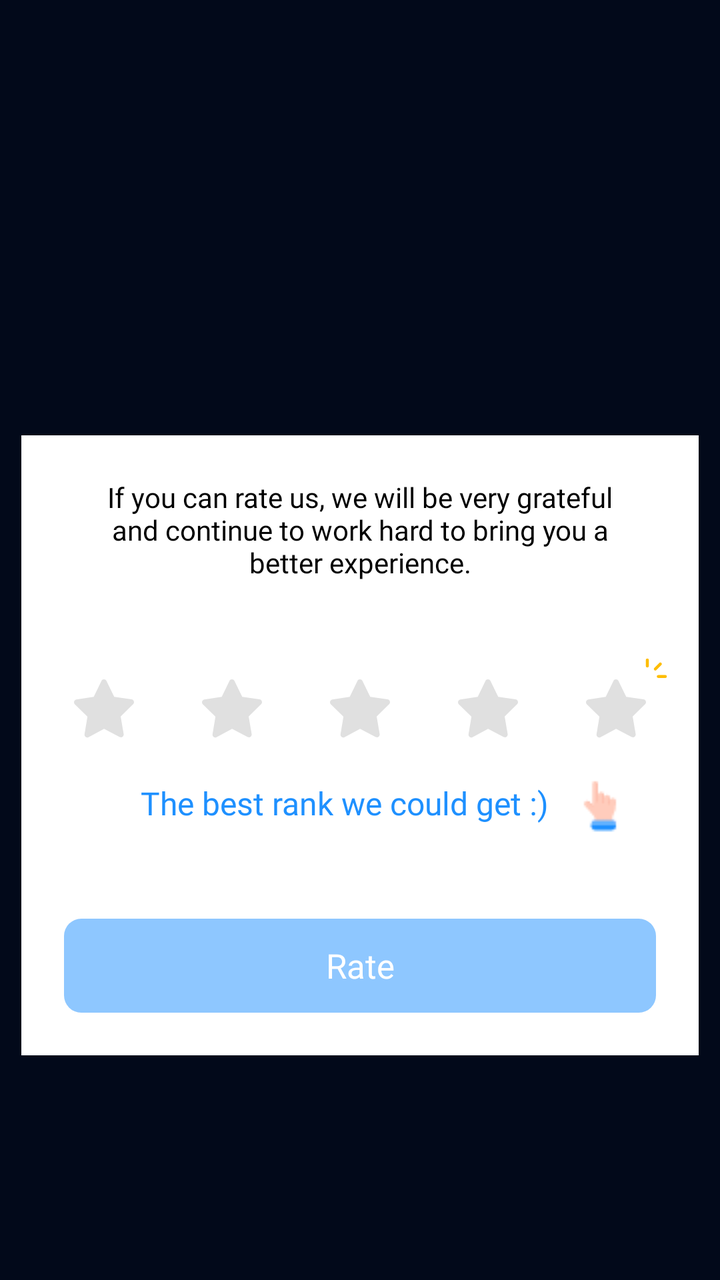
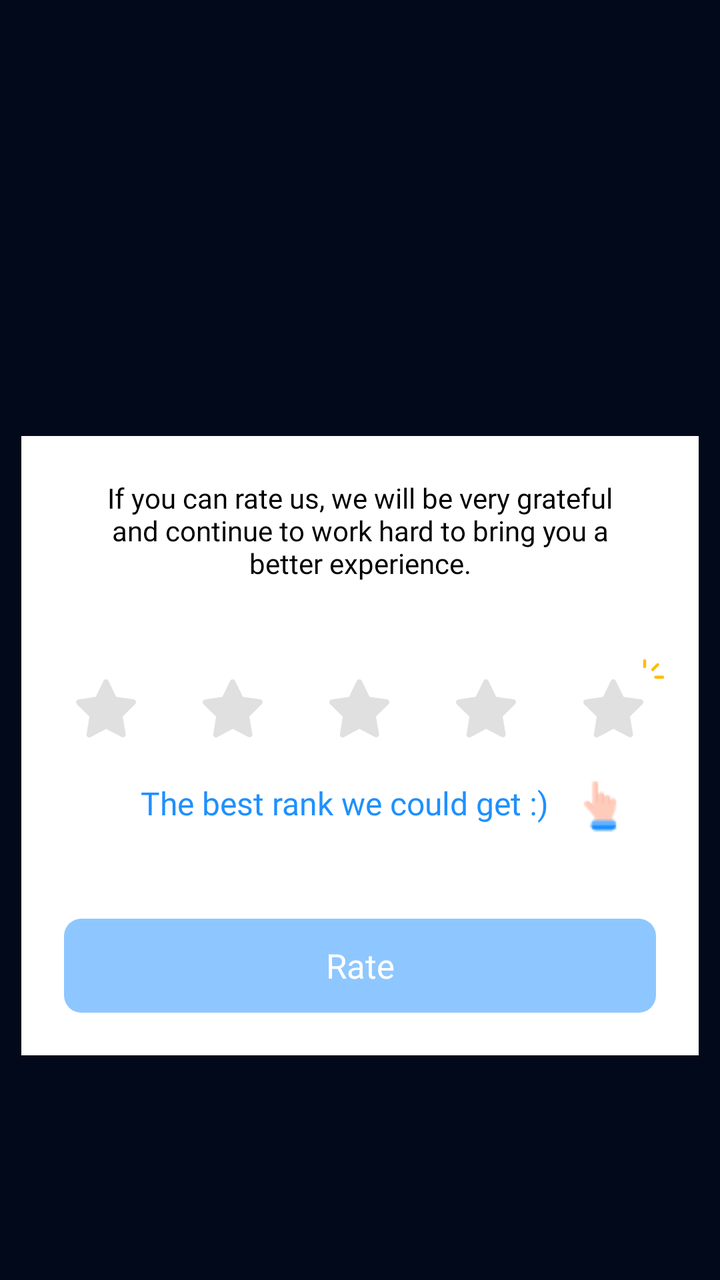

Compare the two renders of this Android layout. The source of the first and the diff that turns it into the second are given below.
<!-- AndroidManifest.xml: application theme Theme.SuperVPN.Splash -->
<!-- res/layout/dialog_rate.xml -->
<?xml version="1.0" encoding="utf-8"?>
<androidx.appcompat.widget.LinearLayoutCompat xmlns:android="http://schemas.android.com/apk/res/android"
    xmlns:app="http://schemas.android.com/apk/res-auto"
    android:layout_width="match_parent"
    android:layout_height="wrap_content"
    android:background="#00FFFFFF"
    android:gravity="center"
    android:orientation="vertical">

    <androidx.appcompat.widget.AppCompatImageView
        android:id="@+id/ivEmotion"
        android:layout_width="@dimen/size131"
        android:layout_height="@dimen/size99"
        android:layout_marginBottom="@dimen/size10"
        android:visibility="invisible"
        app:layout_constraintBottom_toTopOf="@id/rate_content"
        app:layout_constraintEnd_toEndOf="@id/rate_content"
        app:layout_constraintStart_toStartOf="@id/rate_content" />

    <androidx.constraintlayout.widget.ConstraintLayout
        android:id="@+id/rate_content"
        android:layout_width="wrap_content"
        android:layout_height="wrap_content"
        android:background="#FFFFFF"
        android:layout_marginBottom="@dimen/size10"
        android:layout_marginHorizontal="@dimen/size10"
        app:layout_constraintBottom_toBottomOf="parent"
        app:layout_constraintEnd_toEndOf="parent"
        app:layout_constraintStart_toStartOf="parent"
        app:layout_constraintTop_toTopOf="parent">

        <androidx.appcompat.widget.AppCompatTextView
            android:id="@+id/tvTitle"
            android:layout_width="match_parent"
            android:layout_height="wrap_content"
            android:layout_marginTop="@dimen/size20"
            android:fontFamily="@font/roboto_regular"
            android:gravity="center"
            android:paddingHorizontal="@dimen/size30"
            android:text="@string/text_rate_0"
            android:textColor="#000000"
            android:textFontWeight="400"
            android:textSize="@dimen/text_normal"
            app:layout_constraintEnd_toEndOf="parent"
            app:layout_constraintStart_toStartOf="parent"
            app:layout_constraintTop_toTopOf="parent" />

        <androidx.appcompat.widget.LinearLayoutCompat
            android:id="@+id/tabLayout"
            android:layout_width="wrap_content"
            android:layout_height="wrap_content"
            android:layout_marginTop="@dimen/size30"
            android:gravity="center"
            android:orientation="horizontal"
            app:layout_constraintEnd_toEndOf="parent"
            app:layout_constraintStart_toStartOf="parent"
            app:layout_constraintTop_toBottomOf="@+id/tvTitle"
            app:tabIndicatorHeight="0dp">

            <LinearLayout
                android:id="@+id/star1"
                android:layout_width="@dimen/size60"
                android:layout_height="@dimen/size60"
                android:background="@drawable/bg_star_rate"
                android:gravity="center">

                <androidx.appcompat.widget.AppCompatImageView
                    android:layout_width="wrap_content"
                    android:layout_height="wrap_content"
                    android:src="@drawable/star_rate" />
            </LinearLayout>

            <LinearLayout
                android:id="@+id/star2"
                android:layout_width="@dimen/size60"
                android:layout_height="@dimen/size60"
                android:background="@drawable/bg_star_rate"
                android:gravity="center">

                <androidx.appcompat.widget.AppCompatImageView
                    android:layout_width="wrap_content"
                    android:layout_height="wrap_content"
                    android:src="@drawable/star_rate" />
            </LinearLayout>

            <LinearLayout
                android:id="@+id/star3"
                android:layout_width="@dimen/size60"
                android:layout_height="@dimen/size60"
                android:background="@drawable/bg_star_rate"
                android:gravity="center">

                <androidx.appcompat.widget.AppCompatImageView
                    android:layout_width="wrap_content"
                    android:layout_height="wrap_content"
                    android:src="@drawable/star_rate" />
            </LinearLayout>

            <LinearLayout
                android:id="@+id/star4"
                android:layout_width="@dimen/size60"
                android:layout_height="@dimen/size60"
                android:background="@drawable/bg_star_rate"
                android:gravity="center">

                <androidx.appcompat.widget.AppCompatImageView
                    android:layout_width="wrap_content"
                    android:layout_height="wrap_content"
                    android:src="@drawable/star_rate" />
            </LinearLayout>

            <LinearLayout
                android:id="@+id/star_5"
                android:layout_width="@dimen/size60"
                android:layout_height="@dimen/size60"
                android:background="@drawable/bg_star_rate"
                android:gravity="center">

                <androidx.appcompat.widget.AppCompatImageView
                    android:layout_width="wrap_content"
                    android:layout_height="wrap_content"
                    android:src="@drawable/star_rate" />
            </LinearLayout>

        </androidx.appcompat.widget.LinearLayoutCompat>

        <androidx.appcompat.widget.AppCompatImageView
            android:layout_width="wrap_content"
            android:layout_height="wrap_content"
            android:layout_marginTop="@dimen/size6"
            android:layout_marginRight="@dimen/size6"
            android:src="@drawable/start_bright"
            app:layout_constraintEnd_toEndOf="@+id/tabLayout"
            app:layout_constraintTop_toTopOf="@+id/tabLayout" />

        <androidx.appcompat.widget.LinearLayoutCompat
            android:id="@+id/linearLayoutCompat2"
            android:layout_width="wrap_content"
            android:layout_height="wrap_content"
            android:gravity="center"
            android:orientation="horizontal"
            app:layout_constraintEnd_toEndOf="parent"
            app:layout_constraintStart_toStartOf="parent"
            app:layout_constraintTop_toBottomOf="@+id/tabLayout"
            app:tabIndicatorHeight="0dp">

            <androidx.appcompat.widget.AppCompatTextView
                android:layout_width="@dimen/size215"
                android:layout_height="wrap_content"
                android:fontFamily="@font/roboto_regular"
                android:gravity="right"
                android:text="@string/text_rate_hint"
                android:textColor="#1E90FF"
                android:textFontWeight="400"
                android:textSize="@dimen/text_medium" />

            <androidx.appcompat.widget.AppCompatImageView
                android:layout_width="wrap_content"
                android:layout_height="wrap_content"
                android:layout_marginLeft="@dimen/size10"
                android:src="@drawable/hand" />
        </androidx.appcompat.widget.LinearLayoutCompat>

        <androidx.appcompat.widget.AppCompatTextView
            android:id="@+id/tvSubmit"
            android:layout_width="0dp"
            android:layout_height="@dimen/size44"
            android:layout_marginHorizontal="@dimen/size20"
            android:layout_marginTop="@dimen/size40"
            android:layout_marginBottom="@dimen/size20"
            android:background="@drawable/bg_button_rate"
            android:enabled="false"
            android:fontFamily="@font/roboto_regular"
            android:gravity="center"
            android:text="@string/text_rate"
            android:textColor="#FFFFFF"
            android:textFontWeight="500"
            android:textSize="@dimen/size16"
            app:layout_constraintEnd_toEndOf="parent"
            app:layout_constraintStart_toStartOf="parent"
            app:layout_constraintTop_toBottomOf="@id/linearLayoutCompat2"
            app:layout_constraintBottom_toBottomOf="parent"/>
    </androidx.constraintlayout.widget.ConstraintLayout>

    
    
    
    
    
    
    
    
    
    
    
    
    

    
    
    
    

    
    
    
    
    
    
    
    

    
    
    
    
    
    
    
    
    
    
    
    
    

    
    
    
    

    
    
    
    
    
    
    
    
</androidx.appcompat.widget.LinearLayoutCompat>
<!-- resources referenced by this layout -->
<resources>
  <dimen name="size10">10.6667dp</dimen>
  <dimen name="size131">139.7333dp</dimen>
  <dimen name="size16">17.0667dp</dimen>
  <dimen name="size20">21.3333dp</dimen>
  <dimen name="size215">229.3333dp</dimen>
  <dimen name="size30">32dp</dimen>
  <dimen name="size40">42.6667dp</dimen>
  <dimen name="size44">46.9333dp</dimen>
  <dimen name="size6">6.4dp</dimen>
  <dimen name="size60">64dp</dimen>
  <dimen name="size99">105.6dp</dimen>
  <dimen name="text_medium">16sp</dimen>
  <dimen name="text_normal">14sp</dimen>
  <!-- drawable bg_star_rate (drawable) -->
  <?xml version="1.0" encoding="utf-8"?>
  <selector xmlns:android="http://schemas.android.com/apk/res/android">
      <item android:state_selected="true">
          <shape android:shape="oval">
              <solid android:color="#FFF2EE" />
          </shape>
      </item>
      <item android:state_selected="false">
          <shape android:shape="oval">
              <solid android:color="#00000000" />
          </shape>
      </item>
      <item>
          <shape/>
      </item>
  </selector>
  <!-- drawable star_rate (drawable) -->
  <?xml version="1.0" encoding="utf-8"?>
  <selector xmlns:android="http://schemas.android.com/apk/res/android">
      <item android:state_selected="true" android:drawable="@drawable/star_selected"/>
      <item android:state_selected="false" android:drawable="@drawable/star_unselect"/>
      <item android:drawable="@drawable/star_unselect"/>
  
  </selector>
  <!-- drawable start_bright (drawable) -->
  <vector xmlns:android="http://schemas.android.com/apk/res/android"
      android:width="11dp"
      android:height="10dp"
      android:viewportWidth="11"
      android:viewportHeight="10">
    <path
        android:pathData="M1,4V1M5,5.5L7.5,3M6.5,9.25H10"
        android:strokeWidth="1.5"
        android:fillColor="#00000000"
        android:strokeColor="#FEBD01"
        android:strokeLineCap="round"/>
  </vector>
  <string name="text_rate">Rate</string>
  <string name="text_rate_0">If you can rate us, we will be very grateful and continue to work hard to bring you a better experience.</string>
  <string name="text_rate_hint">The best rank we could get :)</string>
  <style name="Theme.SuperVPN.Splash" parent="Theme.SplashScreen">
          <item name="windowSplashScreenBackground">@color/backgroundColor</item>
          <item name="windowSplashScreenAnimatedIcon">@mipmap/ic_launcher_round</item>
          <item name="windowSplashScreenAnimationDuration">200</item>
  
          <item name="windowActionBar">false</item>
          <item name="windowNoTitle">true</item>
  
          <item name="android:windowActionBar">false</item>
          <item name="android:windowNoTitle">true</item>
  
          <item name="android:windowBackground">@color/backgroundColor</item>
          <item name="android:statusBarColor">@color/backgroundColor</item>
      </style>
  <dimen name="size8">8.5333dp</dimen>
  <!-- drawable star_unselect (drawable) -->
  <vector xmlns:android="http://schemas.android.com/apk/res/android"
      android:width="30dp"
      android:height="30dp"
      android:viewportWidth="30"
      android:viewportHeight="30">
    <path
        android:pathData="M20.121,8.732L28.798,9.978C29.944,10.143 30.406,11.568 29.58,12.389L23.326,18.608L24.837,27.354C25.037,28.509 23.842,29.394 22.816,28.852L15.046,24.748L7.303,28.907C6.28,29.456 5.08,28.579 5.272,27.422L6.723,18.667L0.427,12.491C-0.405,11.676 0.048,10.248 1.193,10.075L9.86,8.768L13.711,0.793C14.22,-0.26 15.7,-0.265 16.216,0.784L20.121,8.732Z"
        android:fillColor="#E0E0E0"
        android:fillType="evenOdd"/>
  </vector>
  <color name="backgroundColor">#02091A</color>
  <!-- unchanged entries left out for length: 3 -->
</resources>

<!-- the commit's change to res/layout/dialog_rate.xml (unified diff, before → after) -->
@@ -19,11 +19,11 @@
 
     <androidx.constraintlayout.widget.ConstraintLayout
         android:id="@+id/rate_content"
-        android:layout_width="wrap_content"
+        android:layout_width="match_parent"
         android:layout_height="wrap_content"
+        android:layout_marginHorizontal="@dimen/size10"
+        android:layout_marginBottom="@dimen/size10"
         android:background="#FFFFFF"
-        android:layout_marginBottom="@dimen/size10"
-        android:layout_marginHorizontal="@dimen/size10"
         app:layout_constraintBottom_toBottomOf="parent"
         app:layout_constraintEnd_toEndOf="parent"
         app:layout_constraintStart_toStartOf="parent"
@@ -47,9 +47,10 @@
 
         <androidx.appcompat.widget.LinearLayoutCompat
             android:id="@+id/tabLayout"
-            android:layout_width="wrap_content"
+            android:layout_width="0dp"
             android:layout_height="wrap_content"
             android:layout_marginTop="@dimen/size30"
+            android:layout_marginHorizontal="@dimen/size10"
             android:gravity="center"
             android:orientation="horizontal"
             app:layout_constraintEnd_toEndOf="parent"
@@ -57,70 +58,122 @@
             app:layout_constraintTop_toBottomOf="@+id/tvTitle"
             app:tabIndicatorHeight="0dp">
 
-            <LinearLayout
+            <androidx.constraintlayout.widget.ConstraintLayout
                 android:id="@+id/star1"
-                android:layout_width="@dimen/size60"
-                android:layout_height="@dimen/size60"
-                android:background="@drawable/bg_star_rate"
-                android:gravity="center">
-
-                <androidx.appcompat.widget.AppCompatImageView
-                    android:layout_width="wrap_content"
-                    android:layout_height="wrap_content"
-                    android:src="@drawable/star_rate" />
-            </LinearLayout>
-
-            <LinearLayout
+                android:layout_width="0dp"
+                android:layout_height="wrap_content"
+                android:layout_weight="1"
+                android:gravity="center">
+
+                <LinearLayout
+                    android:layout_width="match_parent"
+                    android:layout_height="0dp"
+                    android:gravity="center"
+                    app:layout_constraintDimensionRatio="1:1"
+                    app:layout_constraintEnd_toEndOf="parent"
+                    app:layout_constraintStart_toStartOf="parent"
+                    app:layout_constraintTop_toTopOf="parent">
+
+                    <androidx.appcompat.widget.AppCompatImageView
+                        android:layout_width="wrap_content"
+                        android:layout_height="wrap_content"
+                        android:src="@drawable/star_rate" />
+                </LinearLayout>
+
+
+            </androidx.constraintlayout.widget.ConstraintLayout>
+
+            <androidx.constraintlayout.widget.ConstraintLayout
                 android:id="@+id/star2"
-                android:layout_width="@dimen/size60"
-                android:layout_height="@dimen/size60"
-                android:background="@drawable/bg_star_rate"
-                android:gravity="center">
-
-                <androidx.appcompat.widget.AppCompatImageView
-                    android:layout_width="wrap_content"
-                    android:layout_height="wrap_content"
-                    android:src="@drawable/star_rate" />
-            </LinearLayout>
-
-            <LinearLayout
+                android:layout_width="0dp"
+                android:layout_height="wrap_content"
+                android:layout_weight="1"
+                android:gravity="center">
+
+                <LinearLayout
+                    android:layout_width="match_parent"
+                    android:layout_height="0dp"
+                    android:gravity="center"
+                    app:layout_constraintDimensionRatio="H,1:1"
+                    app:layout_constraintEnd_toEndOf="parent"
+                    app:layout_constraintStart_toStartOf="parent"
+                    app:layout_constraintTop_toTopOf="parent">
+
+                    <androidx.appcompat.widget.AppCompatImageView
+                        android:layout_width="wrap_content"
+                        android:layout_height="wrap_content"
+                        android:src="@drawable/star_rate" />
+                </LinearLayout>
+            </androidx.constraintlayout.widget.ConstraintLayout>
+
+            <androidx.constraintlayout.widget.ConstraintLayout
                 android:id="@+id/star3"
-                android:layout_width="@dimen/size60"
-                android:layout_height="@dimen/size60"
-                android:background="@drawable/bg_star_rate"
-                android:gravity="center">
-
-                <androidx.appcompat.widget.AppCompatImageView
-                    android:layout_width="wrap_content"
-                    android:layout_height="wrap_content"
-                    android:src="@drawable/star_rate" />
-            </LinearLayout>
-
-            <LinearLayout
+                android:layout_width="0dp"
+                android:layout_height="wrap_content"
+                android:layout_weight="1"
+                android:gravity="center">
+
+                <LinearLayout
+                    android:layout_width="match_parent"
+                    android:layout_height="0dp"
+                    android:gravity="center"
+                    app:layout_constraintDimensionRatio="H,1:1"
+                    app:layout_constraintEnd_toEndOf="parent"
+                    app:layout_constraintStart_toStartOf="parent"
+                    app:layout_constraintTop_toTopOf="parent">
+
+                    <androidx.appcompat.widget.AppCompatImageView
+                        android:layout_width="wrap_content"
+                        android:layout_height="wrap_content"
+                        android:src="@drawable/star_rate" />
+                </LinearLayout>
+            </androidx.constraintlayout.widget.ConstraintLayout>
+
+            <androidx.constraintlayout.widget.ConstraintLayout
                 android:id="@+id/star4"
-                android:layout_width="@dimen/size60"
-                android:layout_height="@dimen/size60"
-                android:background="@drawable/bg_star_rate"
-                android:gravity="center">
-
-                <androidx.appcompat.widget.AppCompatImageView
-                    android:layout_width="wrap_content"
-                    android:layout_height="wrap_content"
-                    android:src="@drawable/star_rate" />
-            </LinearLayout>
-
-            <LinearLayout
+                android:layout_width="0dp"
+                android:layout_height="wrap_content"
+                android:layout_weight="1"
+                android:gravity="center">
+
+                <LinearLayout
+                    android:layout_width="match_parent"
+                    android:layout_height="0dp"
+                    android:gravity="center"
+                    app:layout_constraintDimensionRatio="H,1:1"
+                    app:layout_constraintEnd_toEndOf="parent"
+                    app:layout_constraintStart_toStartOf="parent"
+                    app:layout_constraintTop_toTopOf="parent">
+
+                    <androidx.appcompat.widget.AppCompatImageView
+                        android:layout_width="wrap_content"
+                        android:layout_height="wrap_content"
+                        android:src="@drawable/star_rate" />
+                </LinearLayout>
+            </androidx.constraintlayout.widget.ConstraintLayout>
+
+            <androidx.constraintlayout.widget.ConstraintLayout
                 android:id="@+id/star_5"
-                android:layout_width="@dimen/size60"
-                android:layout_height="@dimen/size60"
-                android:background="@drawable/bg_star_rate"
-                android:gravity="center">
-
-                <androidx.appcompat.widget.AppCompatImageView
-                    android:layout_width="wrap_content"
-                    android:layout_height="wrap_content"
-                    android:src="@drawable/star_rate" />
-            </LinearLayout>
+                android:layout_width="0dp"
+                android:layout_height="wrap_content"
+                android:layout_weight="1"
+                android:gravity="center">
+
+                <LinearLayout
+                    android:layout_width="match_parent"
+                    android:layout_height="0dp"
+                    android:gravity="center"
+                    app:layout_constraintDimensionRatio="H,1:1"
+                    app:layout_constraintEnd_toEndOf="parent"
+                    app:layout_constraintStart_toStartOf="parent"
+                    app:layout_constraintTop_toTopOf="parent">
+
+                    <androidx.appcompat.widget.AppCompatImageView
+                        android:layout_width="wrap_content"
+                        android:layout_height="wrap_content"
+                        android:src="@drawable/star_rate" />
+                </LinearLayout>
+            </androidx.constraintlayout.widget.ConstraintLayout>
 
         </androidx.appcompat.widget.LinearLayoutCompat>
 
@@ -176,65 +229,9 @@
             android:textColor="#FFFFFF"
             android:textFontWeight="500"
             android:textSize="@dimen/size16"
-            app:layout_constraintEnd_toEndOf="parent"
-            app:layout_constraintStart_toStartOf="parent"
-            app:layout_constraintTop_toBottomOf="@id/linearLayoutCompat2"
-            app:layout_constraintBottom_toBottomOf="parent"/>
+            app:layout_constraintBottom_toBottomOf="parent"
+            app:layout_constraintEnd_toEndOf="parent"
+            app:layout_constraintStart_toStartOf="parent"
+            app:layout_constraintTop_toBottomOf="@id/linearLayoutCompat2" />
     </androidx.constraintlayout.widget.ConstraintLayout>
-
-    
-    
-    
-    
-    
-    
-    
-    
-    
-    
-    
-    
-    
-
-    
-    
-    
-    
-
-    
-    
-    
-    
-    
-    
-    
-    
-
-    
-    
-    
-    
-    
-    
-    
-    
-    
-    
-    
-    
-    
-
-    
-    
-    
-    
-
-    
-    
-    
-    
-    
-    
-    
-    
 </androidx.appcompat.widget.LinearLayoutCompat>
<!-- resource entries referenced after the edit -->
@@ -9,27 +9,9 @@
   <dimen name="size40">42.6667dp</dimen>
   <dimen name="size44">46.9333dp</dimen>
   <dimen name="size6">6.4dp</dimen>
-  <dimen name="size60">64dp</dimen>
   <dimen name="size99">105.6dp</dimen>
   <dimen name="text_medium">16sp</dimen>
   <dimen name="text_normal">14sp</dimen>
-  <!-- drawable bg_star_rate (drawable) -->
-  <?xml version="1.0" encoding="utf-8"?>
-  <selector xmlns:android="http://schemas.android.com/apk/res/android">
-      <item android:state_selected="true">
-          <shape android:shape="oval">
-              <solid android:color="#FFF2EE" />
-          </shape>
-      </item>
-      <item android:state_selected="false">
-          <shape android:shape="oval">
-              <solid android:color="#00000000" />
-          </shape>
-      </item>
-      <item>
-          <shape/>
-      </item>
-  </selector>
   <!-- drawable star_rate (drawable) -->
   <?xml version="1.0" encoding="utf-8"?>
   <selector xmlns:android="http://schemas.android.com/apk/res/android">
